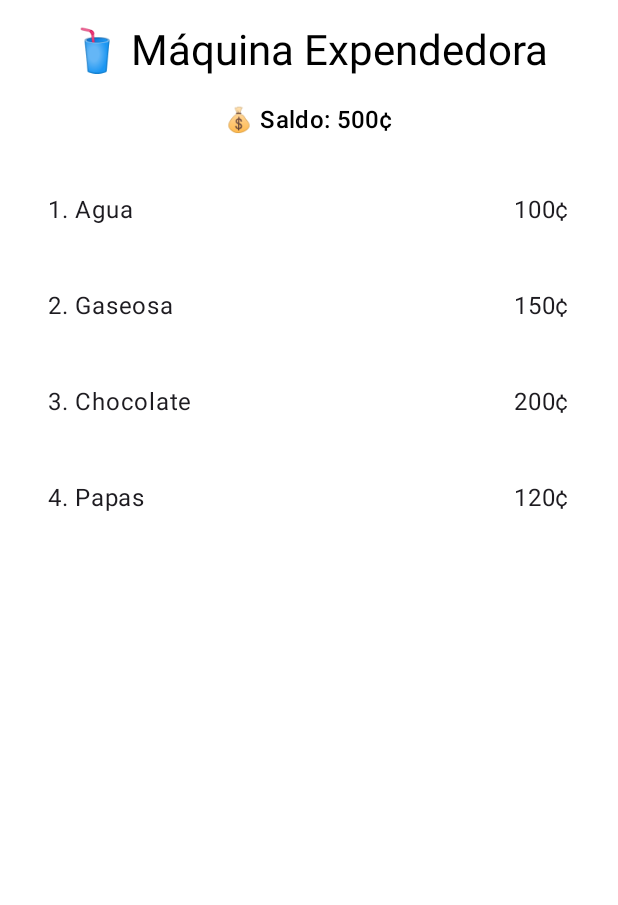
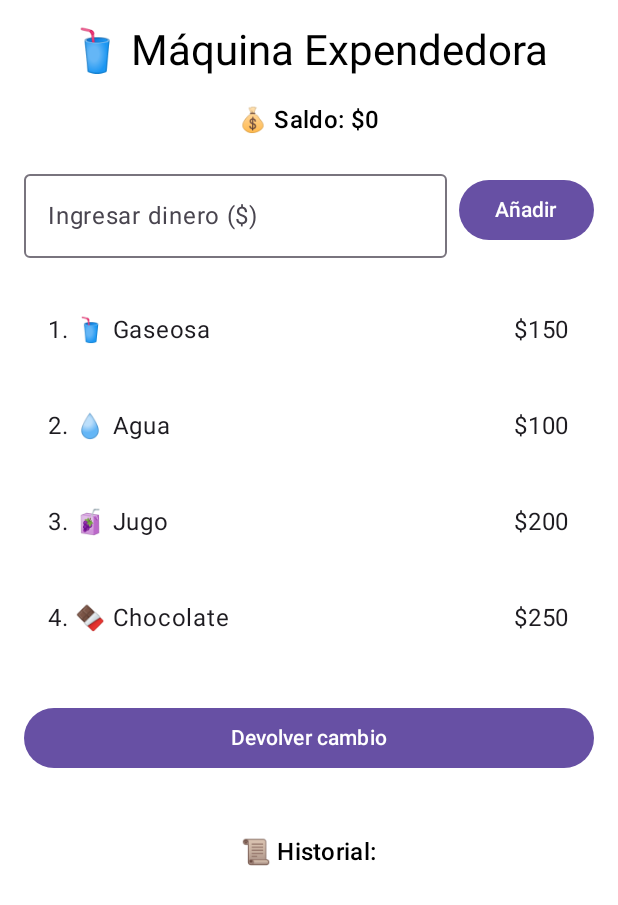
Before and after one commit to ByArielRomero/SugarLab, an Android app built with Jetpack Compose: the @Preview function MaquinaExpendedoraPreview, on a phone screen of 412 x 824 dp. Shown: the top 905 px of the screen. Run offline under Robolectric (Android 15) with nearby library versions, the light colour scheme and no system bars.

Commit message:
Feat maquina expendedora

```diff
--- a/SugarLab/app/src/main/java/com/byariel/sugarlab/logic/MaquinaExpendedoraLogic.kt
+++ b/SugarLab/app/src/main/java/com/byariel/sugarlab/logic/MaquinaExpendedoraLogic.kt
@@ -1,28 +1,58 @@
 package com.byariel.sugarlab.logic
 
-data class Producto(val id: Int, val nombre: String, val precio: Int)
+class MaquinaExpendedora {
 
-class MaquinaExpendedora(private var saldo: Int = 500) {
+    private var saldo: Int = 0
+
     private val productos = listOf(
-        Producto(1, "Agua", 100),
-        Producto(2, "Gaseosa", 150),
-        Producto(3, "Chocolate", 200),
-        Producto(4, "Papas", 120)
+        Producto(1, "🥤 Gaseosa", 150),
+        Producto(2, "💧 Agua", 100),
+        Producto(3, "🧃 Jugo", 200),
+        Producto(4, "🍫 Chocolate", 250)
     )
 
     fun getSaldo(): Int = saldo
 
-    fun getProductos() = productos
+    fun getProductos(): List<Producto> = productos
 
-    fun comprar(productoId: Int): String {
-        val producto = productos.find { it.id == productoId }
-            ?: return "❌ Producto inexistente"
+    // Método para ingresar dinero al saldo
+    fun ingresarDinero(monto: Int) {
+        if (monto > 0) {
+            saldo += monto
+        }
+    }
 
-        if (saldo < producto.precio) {
-            return "❌ No tenés suficiente dinero (saldo: $saldo¢)"
+    // Método para comprar un producto
+    fun comprar(idProducto: Int): String {
+        val producto = productos.find { it.id == idProducto }
+
+        return if (producto != null) {
+            if (saldo >= producto.precio) {
+                saldo -= producto.precio
+                val mensaje = "¡Compraste ${producto.nombre}! ✅"
+                if (saldo > 0) {
+                    "$mensaje Te queda $$saldo de saldo."
+                } else {
+                    "$mensaje Te quedaste sin saldo."
+                }
+            } else {
+                "Saldo insuficiente ❌. Te faltan $${producto.precio - saldo}"
+            }
+        } else {
+            "Producto no encontrado."
         }
+    }
 
-        saldo -= producto.precio
-        return "✅ Compraste ${producto.nombre}, saldo restante: $saldo¢"
+    // Método para devolver el cambio restante
+    fun devolverCambio(): Int {
+        val cambio = saldo
+        saldo = 0
+        return cambio
     }
 }
+
+data class Producto(
+    val id: Int,
+    val nombre: String,
+    val precio: Int
+)
--- a/SugarLab/app/src/main/java/com/byariel/sugarlab/screens/MaquinaExpendedoraScreen.kt
+++ b/SugarLab/app/src/main/java/com/byariel/sugarlab/screens/MaquinaExpendedoraScreen.kt
@@ -26,12 +26,20 @@ import androidx.compose.ui.graphics.Color
 import androidx.compose.ui.tooling.preview.Preview
 import androidx.compose.ui.unit.dp
 import com.byariel.sugarlab.logic.MaquinaExpendedora
+import androidx.compose.foundation.text.KeyboardOptions
+import androidx.compose.ui.text.input.KeyboardType
+import com.byariel.sugarlab.logic.Producto
+import androidx.compose.foundation.lazy.LazyColumn
+import androidx.compose.foundation.lazy.items
 
 @Composable
-fun MaquinaExpendedoraScreen(vm: MaquinaExpendedora = MaquinaExpendedora()) {
+fun MaquinaExpendedoraScreen() {
+    val vm = remember { MaquinaExpendedora() }
     var resultado by remember { mutableStateOf("") }
     val productos = vm.getProductos()
     var saldo by remember { mutableStateOf(vm.getSaldo()) }
+    var dineroIngresado by remember { mutableStateOf("") }
+    var historial by remember { mutableStateOf(listOf<String>()) } // 📜 historial
 
     Column(
         modifier = Modifier
@@ -43,20 +51,108 @@ fun MaquinaExpendedoraScreen(vm: MaquinaExpendedora = MaquinaExpendedora()) {
 
         Spacer(Modifier.height(16.dp))
 
-        Text("💰 Saldo: $saldo¢", style = MaterialTheme.typography.titleMedium)
+        Text("💰 Saldo: $${saldo}", style = MaterialTheme.typography.titleMedium)
 
         Spacer(Modifier.height(16.dp))
 
-        // Lista de productos
+        // Campo para ingresar dinero
+        Row(
+            modifier = Modifier.fillMaxWidth(),
+            horizontalArrangement = Arrangement.Center,
+            verticalAlignment = Alignment.CenterVertically
+        ) {
+            OutlinedTextField(
+                value = dineroIngresado,
+                onValueChange = { dineroIngresado = it },
+                label = { Text("Ingresar dinero ($)") },
+                keyboardOptions = KeyboardOptions(keyboardType = KeyboardType.Number),
+                modifier = Modifier.weight(1f)
+            )
+            Button(
+                onClick = {
+                    val monto = dineroIngresado.toIntOrNull()
+                    if (monto == null || monto <= 0) {
+                        resultado = "⚠️ Ingresa un monto válido."
+                    } else {
+                        vm.ingresarDinero(monto)
+                        saldo = vm.getSaldo()
+                        dineroIngresado = ""
+                        resultado = "💵 Se agregaron $$monto"
+                        historial = historial + "💵 Ingresaste $$monto (Saldo: $$saldo)"
+                    }
+                },
+                modifier = Modifier.padding(start = 8.dp)
+            ) {
+                Text("Añadir")
+            }
+        }
+
+        Spacer(Modifier.height(16.dp))
+
         productos.forEach { producto ->
+            ProductoCard(
+                producto = producto,
+                onClick = {
+                    val compra = vm.comprar(producto.id) // 👈 esto ya devuelve el mensaje correcto
+                    saldo = vm.getSaldo()
+                    resultado = compra
+
+                    // Guardamos en historial sin recalcular "faltó"
+                    historial = historial + when {
+                        compra.startsWith("¡Compraste") ->
+                            "✅ ${producto.nombre} - $${producto.precio} | Saldo: $$saldo"
+                        compra.startsWith("Saldo insuficiente") ->
+                            "❌ ${producto.nombre} | $compra"
+                        else -> compra
+                    }
+                }
+            )
+        }
+
+        Spacer(Modifier.height(24.dp))
+
+        // Botón para devolver el cambio
+        Button(
+            onClick = {
+                val cambio = vm.devolverCambio()
+                saldo = vm.getSaldo()
+                resultado = if (cambio > 0) {
+                    "💸 Te devolvimos $$cambio de cambio."
+                } else {
+                    "😅 No hay saldo para devolver."
+                }
+                historial = historial + "🔄 Cambio devuelto: $$cambio"
+            },
+            modifier = Modifier.fillMaxWidth()
+        ) {
+            Text("Devolver cambio")
+        }
+
+        Spacer(Modifier.height(16.dp))
+
+        if (resultado.isNotBlank()) {
+            Text(resultado, style = MaterialTheme.typography.titleMedium)
+        }
+
+        Spacer(Modifier.height(24.dp))
+
+        // Historial de compras 📜
+        Text("📜 Historial:", style = MaterialTheme.typography.titleMedium)
+        LazyColumn(modifier = Modifier.fillMaxWidth().padding(top = 8.dp)) {
+            items(historial) { item ->
+                Text("• $item")
+            }
+        }
+    }
+}
+
+@Composable
+fun ProductoCard(producto: Producto, onClick: () -> Unit) {
     Card(
         modifier = Modifier
             .fillMaxWidth()
             .padding(vertical = 4.dp)
-                    .clickable {
-                        resultado = vm.comprar(producto.id)
-                        saldo = vm.getSaldo()
-                    },
+            .clickable(onClick = onClick),
         colors = CardDefaults.cardColors(containerColor = Color.White)
     ) {
         Row(
@@ -66,15 +162,7 @@ fun MaquinaExpendedoraScreen(vm: MaquinaExpendedora = MaquinaExpendedora()) {
             horizontalArrangement = Arrangement.SpaceBetween
         ) {
             Text("${producto.id}. ${producto.nombre}")
-                    Text("${producto.precio}¢")
-                }
-            }
-        }
-
-        Spacer(Modifier.height(24.dp))
-
-        if (resultado.isNotBlank()) {
-            Text(resultado, style = MaterialTheme.typography.titleMedium)
+            Text("$${producto.precio}")
         }
     }
 }
@@ -83,6 +171,6 @@ fun MaquinaExpendedoraScreen(vm: MaquinaExpendedora = MaquinaExpendedora()) {
 @Composable
 fun MaquinaExpendedoraPreview() {
     MaterialTheme {
-        MaquinaExpendedoraScreen(vm = MaquinaExpendedora())
+        MaquinaExpendedoraScreen()
     }
 }
```
Lines whose indentation alone changed are shown as unchanged.
